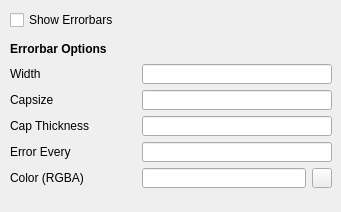
This is qt/python/mantidqt/widgets/plotconfigdialog/curvestabwidget/curves_tab_errobars_tab.ui in mantidproject/mantid as Qt 5 draws it before an edit. The edited form follows.
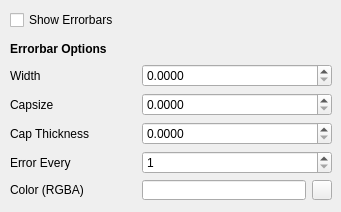
This is the edited form.

Commit message: Add top level options for curves tab

What changed in the file:
```diff
--- a/qt/python/mantidqt/widgets/plotconfigdialog/curvestabwidget/curves_tab_errobars_tab.ui
+++ b/qt/python/mantidqt/widgets/plotconfigdialog/curvestabwidget/curves_tab_errobars_tab.ui
@@ -45,50 +45,6 @@
     <property name="sizeConstraint">
      <enum>QLayout::SetFixedSize</enum>
     </property>
-    <item row="1" column="2">
-     <widget class="QLineEdit" name="x_label_line_edit_11">
-      <property name="sizePolicy">
-       <sizepolicy hsizetype="Preferred" vsizetype="Fixed">
-        <horstretch>0</horstretch>
-        <verstretch>0</verstretch>
-       </sizepolicy>
-      </property>
-      <property name="minimumSize">
-       <size>
-        <width>190</width>
-        <height>20</height>
-       </size>
-      </property>
-      <property name="maximumSize">
-       <size>
-        <width>211</width>
-        <height>20</height>
-       </size>
-      </property>
-     </widget>
-    </item>
-    <item row="2" column="2">
-     <widget class="QLineEdit" name="x_label_line_edit_12">
-      <property name="sizePolicy">
-       <sizepolicy hsizetype="Preferred" vsizetype="Fixed">
-        <horstretch>0</horstretch>
-        <verstretch>0</verstretch>
-       </sizepolicy>
-      </property>
-      <property name="minimumSize">
-       <size>
-        <width>190</width>
-        <height>20</height>
-       </size>
-      </property>
-      <property name="maximumSize">
-       <size>
-        <width>211</width>
-        <height>20</height>
-       </size>
-      </property>
-     </widget>
-    </item>
     <item row="2" column="0">
      <widget class="QLabel" name="draw_style_label_3">
       <property name="text">
@@ -96,28 +52,6 @@
       </property>
      </widget>
     </item>
-    <item row="3" column="2">
-     <widget class="QLineEdit" name="x_label_line_edit_9">
-      <property name="sizePolicy">
-       <sizepolicy hsizetype="Preferred" vsizetype="Fixed">
-        <horstretch>0</horstretch>
-        <verstretch>0</verstretch>
-       </sizepolicy>
-      </property>
-      <property name="minimumSize">
-       <size>
-        <width>190</width>
-        <height>20</height>
-       </size>
-      </property>
-      <property name="maximumSize">
-       <size>
-        <width>211</width>
-        <height>20</height>
-       </size>
-      </property>
-     </widget>
-    </item>
     <item row="3" column="0">
      <widget class="QLabel" name="width_label_3">
       <property name="text">
@@ -161,6 +95,9 @@
           <height>20</height>
          </size>
         </property>
+        <property name="readOnly">
+         <bool>true</bool>
+        </property>
        </widget>
       </item>
       <item>
@@ -271,25 +208,43 @@
       </property>
      </widget>
     </item>
+    <item row="1" column="2">
+     <widget class="QDoubleSpinBox" name="width_spin_box">
+      <property name="decimals">
+       <number>4</number>
+      </property>
+     </widget>
+    </item>
+    <item row="2" column="2">
+     <widget class="QDoubleSpinBox" name="capsize_spin_box">
+      <property name="decimals">
+       <number>4</number>
+      </property>
+     </widget>
+    </item>
+    <item row="3" column="2">
+     <widget class="QDoubleSpinBox" name="cap_thickness_spin_box">
+      <property name="minimumSize">
+       <size>
+        <width>190</width>
+        <height>20</height>
+       </size>
+      </property>
+      <property name="decimals">
+       <number>4</number>
+      </property>
+     </widget>
+    </item>
     <item row="4" column="2">
-     <widget class="QLineEdit" name="x_label_line_edit_13">
-      <property name="sizePolicy">
-       <sizepolicy hsizetype="Preferred" vsizetype="Fixed">
-        <horstretch>0</horstretch>
-        <verstretch>0</verstretch>
-       </sizepolicy>
-      </property>
+     <widget class="QSpinBox" name="error_every_spin_box">
       <property name="minimumSize">
        <size>
         <width>190</width>
         <height>20</height>
        </size>
       </property>
-      <property name="maximumSize">
-       <size>
-        <width>211</width>
-        <height>20</height>
-       </size>
+      <property name="minimum">
+       <number>1</number>
       </property>
      </widget>
     </item>
```
Left out of the diff: 2 changed lines with no effect on the pictures. The commit also changes 9 other files.
